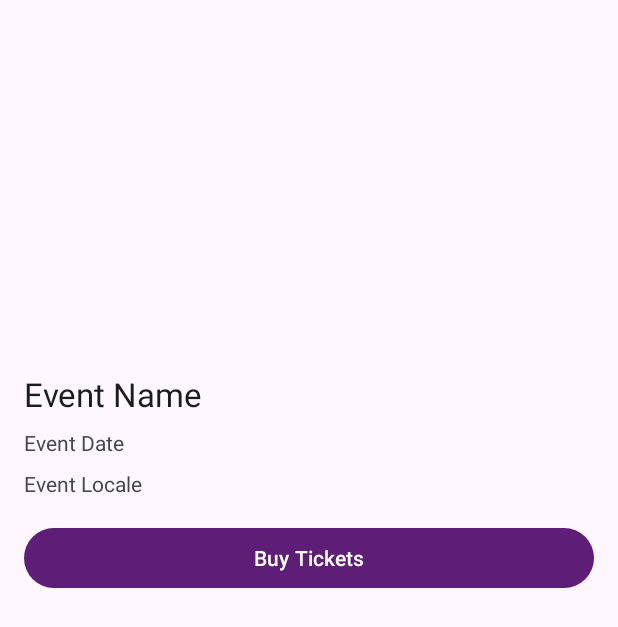
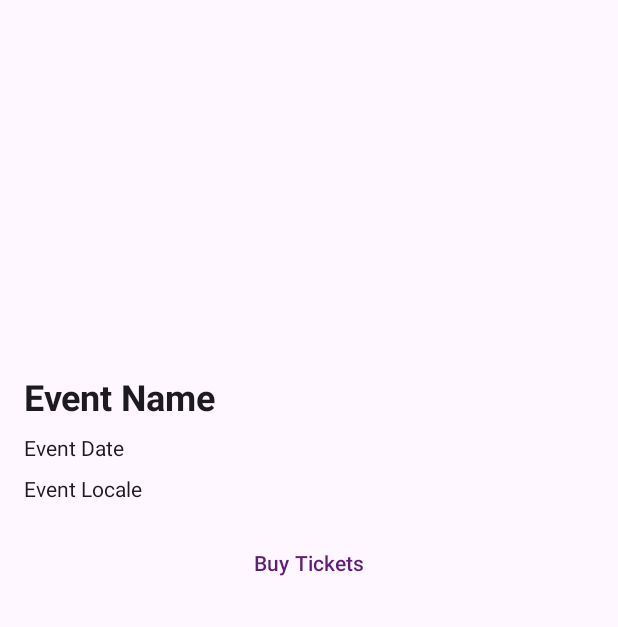
Before and after one commit to topmansam/FindMyEvent, an Android app: the layout activity_event_detail.xml on its own in the app's theme, with its tools: preview values and no code run, on a phone screen of 412 x 824 dp. Shown: the top 627 px of the screen. Run offline under Robolectric (Android 15) with nearby library versions, the phone set to English and light mode, and no system bars.

```diff
--- a/app/src/main/res/layout/activity_event_detail.xml
+++ b/app/src/main/res/layout/activity_event_detail.xml
@@ -12,7 +12,7 @@
         android:layout_width="0dp"
         android:layout_height="200dp"
         android:layout_marginTop="16dp"
-        android:contentDescription="event_image"
+        android:contentDescription="Event image"
         android:scaleType="centerCrop"
         app:layout_constraintEnd_toEndOf="parent"
         app:layout_constraintStart_toStartOf="parent"
@@ -23,7 +23,8 @@
         android:layout_width="0dp"
         android:layout_height="wrap_content"
         android:layout_marginTop="16dp"
-        android:textAppearance="@style/TextAppearance.AppCompat.Large"
+        android:textAppearance="@style/TextAppearance.AppCompat.Headline"
+        android:textStyle="bold"
         app:layout_constraintEnd_toEndOf="parent"
         app:layout_constraintStart_toStartOf="parent"
         app:layout_constraintTop_toBottomOf="@id/event_detail_image"
@@ -34,6 +35,7 @@
         android:layout_width="0dp"
         android:layout_height="wrap_content"
         android:layout_marginTop="8dp"
+        android:textAppearance="@style/TextAppearance.AppCompat.Body1"
         app:layout_constraintEnd_toEndOf="parent"
         app:layout_constraintStart_toStartOf="parent"
         app:layout_constraintTop_toBottomOf="@id/event_detail_name"
@@ -44,12 +46,11 @@
         android:layout_width="0dp"
         android:layout_height="wrap_content"
         android:layout_marginTop="8dp"
+        android:textAppearance="@style/TextAppearance.AppCompat.Body1"
         app:layout_constraintEnd_toEndOf="parent"
         app:layout_constraintStart_toStartOf="parent"
         app:layout_constraintTop_toBottomOf="@id/event_detail_date"
         tools:text="Event Locale"/>
-
-    <!-- Add additional details as needed -->
 
     <Button
         android:id="@+id/event_detail_buy_tickets_button"
@@ -57,6 +58,8 @@
         android:layout_height="wrap_content"
         android:layout_marginTop="16dp"
         android:text="Buy Tickets"
+        android:background="?attr/selectableItemBackground"
+        android:textColor="?attr/colorPrimary"
         app:layout_constraintEnd_toEndOf="parent"
         app:layout_constraintStart_toStartOf="parent"
         app:layout_constraintTop_toBottomOf="@id/event_detail_locale"/>
```
